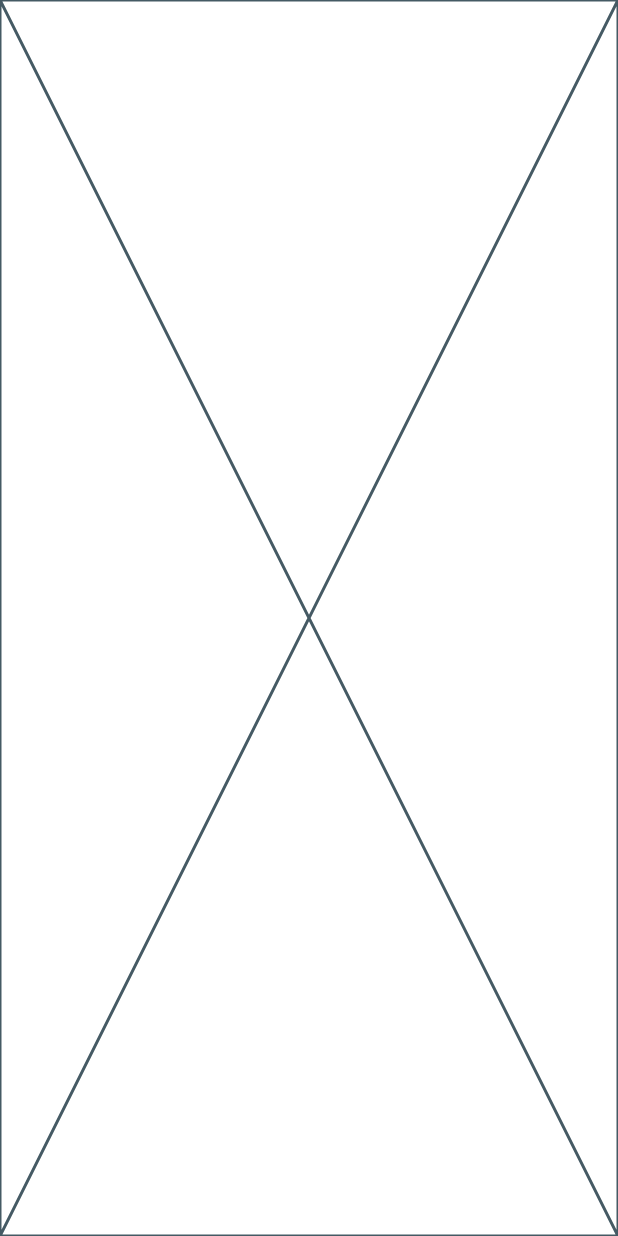
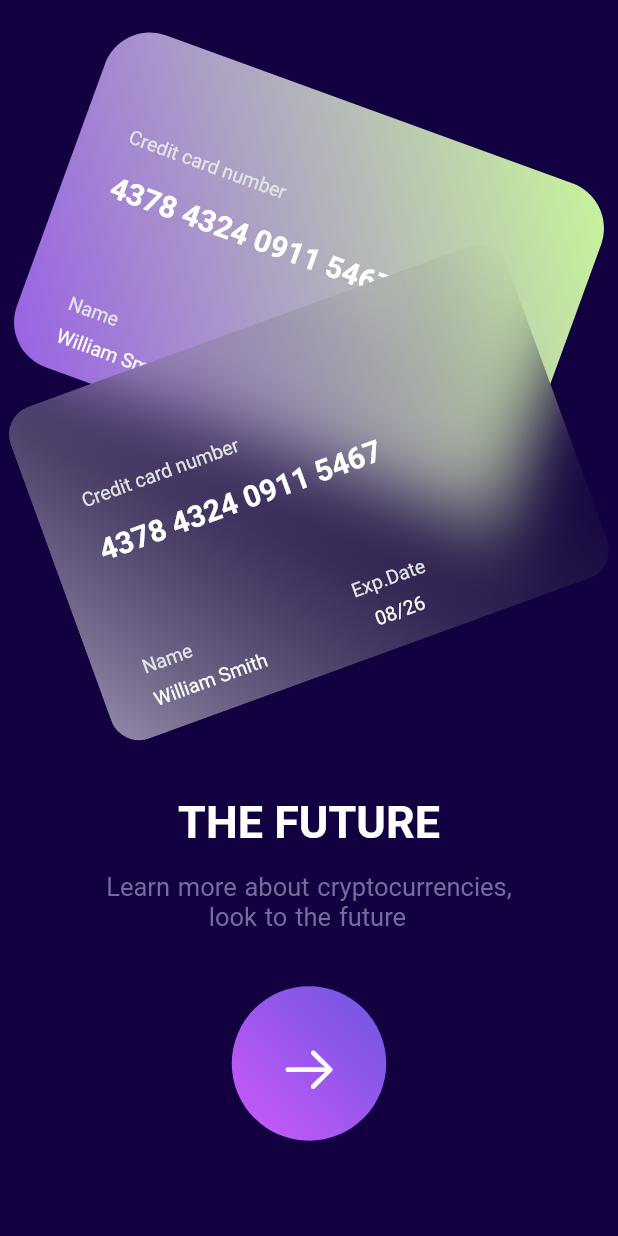
Before and after one commit to artinprogrammer/cryptocurrency, a Flutter app: the screen it shows after launch, on a phone screen of 412 x 824 dp. Run offline on Flutter 3.47's test engine with Material 2 defaults, Android fonts, the phone set to English and light mode, and no system bars; drawn by our look-alikes of glassmorphism; our stand-ins replace bloc, flutter_bloc.

```diff
--- /dev/null
+++ b/lib/core/constants/text_styles.dart
@@ -0,0 +1,24 @@
+import 'package:flutter/material.dart';
+
+class TextStyles {
+  static TextStyle introScreenTitle = const TextStyle(
+      color: Colors.white, fontSize: 30, fontWeight: FontWeight.bold);
+  static TextStyle introScreenDesc = const TextStyle(
+      color: Color.fromRGBO(121, 108, 157, 1.000),
+      fontWeight: FontWeight.w400,
+      fontSize: 17,
+      wordSpacing: 1);
+  static TextStyle introScreenTitelTxt = const TextStyle(
+    color: Color.fromARGB(255, 228, 228, 228),
+    fontSize: 13
+  );
+  static TextStyle introScreenNumberTxt = const TextStyle(
+    color: Colors.white,
+    fontSize: 20,
+    fontWeight: FontWeight.bold
+  );
+  static TextStyle introScreenDetailTxt = const TextStyle(
+    color: Colors.white,
+    fontSize: 13
+  );
+}
--- a/lib/features/feature_intro/intro_screen.dart
+++ /dev/null
@@ -1,11 +0,0 @@
-import 'package:flutter/src/widgets/framework.dart';
-import 'package:flutter/src/widgets/placeholder.dart';
-
-class IntroScreen extends StatelessWidget {
-  const IntroScreen({super.key});
-
-  @override
-  Widget build(BuildContext context) {
-    return const Placeholder();
-  }
-}
--- /dev/null
+++ b/lib/features/feature_intro/presentation/screens/intro_screen.dart
@@ -0,0 +1,256 @@
+import 'package:cryptocurrency/core/constants/color_constants.dart';
+import 'package:cryptocurrency/features/feature_bottomnav/presentation/screens/main_wrapper.dart';
+import 'package:flutter/cupertino.dart';
+import 'package:flutter/material.dart';
+import 'package:glassmorphism/glassmorphism.dart';
+
+import '../../../../core/constants/text_styles.dart';
+
+class IntroScreen extends StatelessWidget {
+  const IntroScreen({super.key});
+
+  @override
+  Widget build(BuildContext context) {
+    var size = MediaQuery.of(context).size;
+    var width = size.width;
+    var height = size.height;
+    return SafeArea(
+        child: Scaffold(
+      backgroundColor: ColorConstants.scfBackgroundColor,
+      body: Column(
+        children: [
+          Padding(
+            padding: EdgeInsets.only(top: height / 18),
+            child: SizedBox(
+              width: width,
+              height: height / 1.7,
+              child: Stack(
+                children: [
+                  Positioned(
+                    top: 20,
+                    left: 30,
+                    right: 30,
+                    child: RotationTransition(
+                      turns: const AlwaysStoppedAnimation(20 / 360),
+                      child: Container(
+                        width: width / 1.16,
+                        height: height / 3.5,
+                        decoration: BoxDecoration(
+                          gradient: LinearGradient(
+                              begin: Alignment.topRight,
+                              end: Alignment.bottomLeft,
+                              colors: [
+                                ColorConstants.introContainerTopRightGradient,
+                                ColorConstants.introContainerBottomLeftGradient,
+                              ]),
+                          borderRadius:
+                              const BorderRadius.all(Radius.circular(32)),
+                        ),
+                        child: Padding(
+                          padding: const EdgeInsets.only(top: 64, left: 32),
+                          child: Column(
+                            crossAxisAlignment: CrossAxisAlignment.start,
+                            children: [
+                              Text(
+                                "Credit card number",
+                                style: TextStyles.introScreenTitelTxt,
+                              ),
+                              const SizedBox(
+                                height: 16,
+                              ),
+                              Text(
+                                "4378 4324 0911 5467",
+                                style: TextStyles.introScreenNumberTxt,
+                              ),
+                              const SizedBox(
+                                height: 64,
+                              ),
+                              Row(
+                                // mainAxisAlignment: MainAxisAlignment.spaceAround,
+                                children: [
+                                  Column(
+                                    crossAxisAlignment:
+                                        CrossAxisAlignment.start,
+                                    children: [
+                                      Text(
+                                        "Name",
+                                        style: TextStyles.introScreenTitelTxt,
+                                      ),
+                                      const SizedBox(
+                                        height: 8,
+                                      ),
+                                      Text(
+                                        "William Smith",
+                                        style: TextStyles.introScreenDetailTxt,
+                                      )
+                                    ],
+                                  ),
+                                  Column(),
+                                ],
+                              )
+                            ],
+                          ),
+                        ),
+                      ),
+                    ),
+                  ),
+                  Positioned(
+                    top: height / 5,
+                    right: 30,
+                    left: 30,
+                    child: RotationTransition(
+                      turns: const AlwaysStoppedAnimation(-20 / 360),
+                      child: GlassmorphicContainer(
+                        width: width / 1.16,
+                        height: height / 3.5,
+                        borderRadius: 20,
+                        blur: 15,
+                        alignment: Alignment.topLeft,
+                        border: 0,
+                        linearGradient: const LinearGradient(
+                          begin: Alignment.bottomLeft,
+                          end: Alignment.topRight,
+                          colors: [Colors.white54, Colors.transparent],
+                        ),
+                        borderGradient: const LinearGradient(
+                          colors: [
+                            Colors.transparent,
+                            Colors.transparent,
+                          ],
+                        ),
+                        child: Padding(
+                          padding: const EdgeInsets.only(top: 64, left: 32),
+                          child: Column(
+                            mainAxisAlignment: MainAxisAlignment.start,
+                            crossAxisAlignment: CrossAxisAlignment.start,
+                            children: [
+                              Text(
+                                "Credit card number",
+                                style: TextStyles.introScreenTitelTxt,
+                              ),
+                              const SizedBox(
+                                height: 16,
+                              ),
+                              Text(
+                                "4378 4324 0911 5467",
+                                style: TextStyles.introScreenNumberTxt,
+                              ),
+                              const SizedBox(
+                                height: 64,
+                              ),
+                              Row(
+                                mainAxisAlignment:
+                                    MainAxisAlignment.spaceBetween,
+                                children: [
+                                  Column(
+                                    crossAxisAlignment:
+                                        CrossAxisAlignment.start,
+                                    children: [
+                                      Text(
+                                        "Name",
+                                        style: TextStyles.introScreenTitelTxt,
+                                      ),
+                                      const SizedBox(
+                                        height: 8,
+                                      ),
+                                      Text(
+                                        "William Smith",
+                                        style: TextStyles.introScreenDetailTxt,
+                                      )
+                                    ],
+                                  ),
+                                  Column(
+                                    children: [
+                                      Text(
+                                        "Exp.Date",
+                                        style: TextStyles.introScreenTitelTxt,
+                                      ),
+                                      const SizedBox(
+                                        height: 8,
+                                      ),
+                                      Text(
+                                        "08/26",
+                                        style: TextStyles.introScreenDetailTxt,
+                                      )
+                                    ],
+                                  ),
+                                  Opacity(
+                                    opacity: 0,
+                                    child: Column(
+                                      children: [
+                                        Text(
+                                          "Exp.Date",
+                                          style: TextStyles.introScreenTitelTxt,
+                                        ),
+                                        const SizedBox(
+                                          height: 8,
+                                        ),
+                                        Text(
+                                          "08/26",
+                                          style:
+                                              TextStyles.introScreenDetailTxt,
+                                        )
+                                      ],
+                                    ),
+                                  ),
+                                ],
+                              )
+                            ],
+                          ),
+                        ),
+                      ),
+                    ),
+                  ),
+                ],
+              ),
+            ),
+          ),
+          Center(
+            child: Text(
+              "THE FUTURE",
+              style: TextStyles.introScreenTitle,
+            ),
+          ),
+          const SizedBox(
+            height: 16,
+          ),
+          Text(
+            """Learn more about cryptocurrencies,
+                look to the future
+              """,
+            style: TextStyles.introScreenDesc,
+          ),
+          const SizedBox(
+            height: 16,
+          ),
+          // the next button
+          Container(
+            width: width / 4,
+            height: width / 4,
+            decoration: BoxDecoration(
+                gradient: LinearGradient(
+                    begin: Alignment.topRight,
+                    end: Alignment.bottomLeft,
+                    colors: [
+                      ColorConstants.introBottonTopRightGradient,
+                      ColorConstants.introBottonBottomLeftGradient,
+                    ]),
+                borderRadius: BorderRadius.all(Radius.circular(width / 4))),
+            child: Center(
+              child: IconButton(
+                  onPressed: () {
+                    Navigator.of(context).push(MaterialPageRoute(
+                        builder: (context) => MainWrapper()));
+                  },
+                  icon: const Icon(
+                    CupertinoIcons.arrow_right,
+                    color: Colors.white,
+                    size: 40,
+                  )),
+            ),
+          )
+        ],
+      ),
+    ));
+  }
+}
--- a/lib/main.dart
+++ b/lib/main.dart
@@ -1,4 +1,4 @@
-import 'package:cryptocurrency/features/feature_intro/intro_screen.dart';
+import 'package:cryptocurrency/features/feature_intro/presentation/screens/intro_screen.dart';
 import 'package:flutter/material.dart';
 
 void main() {
--- a/pubspec.yaml
+++ b/pubspec.yaml
@@ -30,7 +30,10 @@ environment:
 dependencies:
   flutter:
     sdk: flutter
-
+  glassmorphism: ^3.0.0
+  bloc: ^8.1.2
+  flutter_bloc: ^8.1.3
+  equatable: ^2.0.5
 
   # The following adds the Cupertino Icons font to your application.
   # Use with the CupertinoIcons class for iOS style icons.
```
Also changed, not shown: lib/features/feature_bottomnav/presentation/cubit/bottom_nav_cubit.dart (added, +8 -0 lines), lib/features/feature_bottomnav/presentation/screens/main_wrapper.dart (added, +154 -0 lines), lib/features/feature_converter/presentation/screens/converter_screen.dart (added, +23 -0 lines), lib/features/feature_home/presentation/screens/home_screen.dart (added, +21 -0 lines), lib/features/feature_search/presentation/screens/search_screen.dart (added, +22 -0 lines), pubspec.lock.
